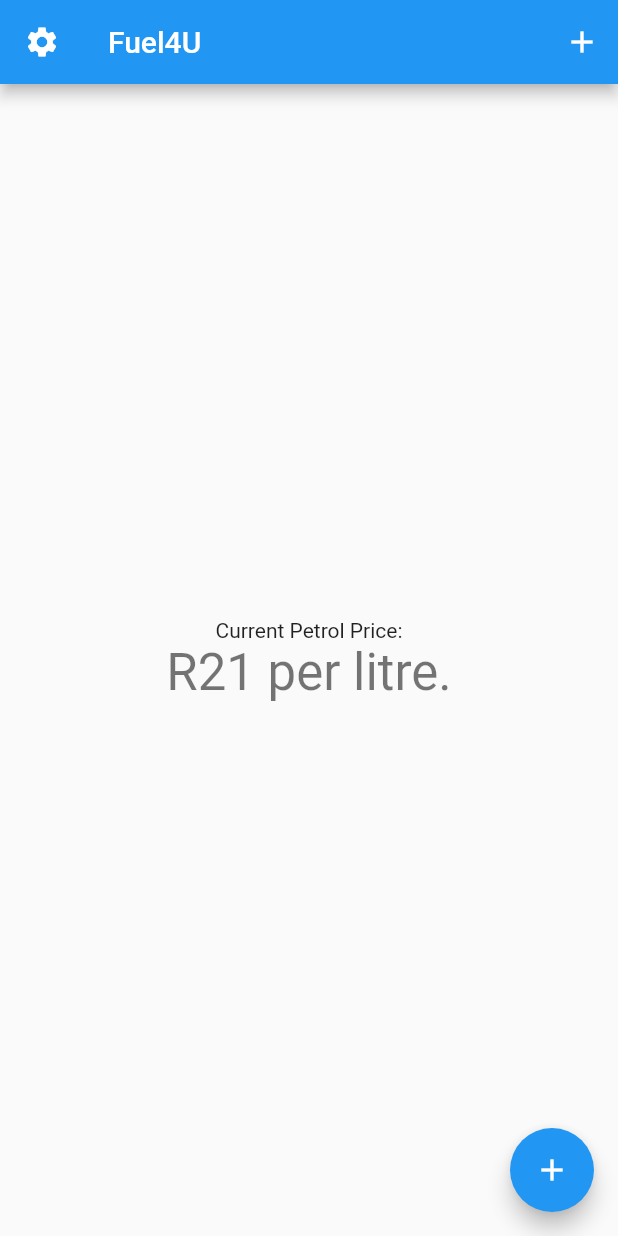
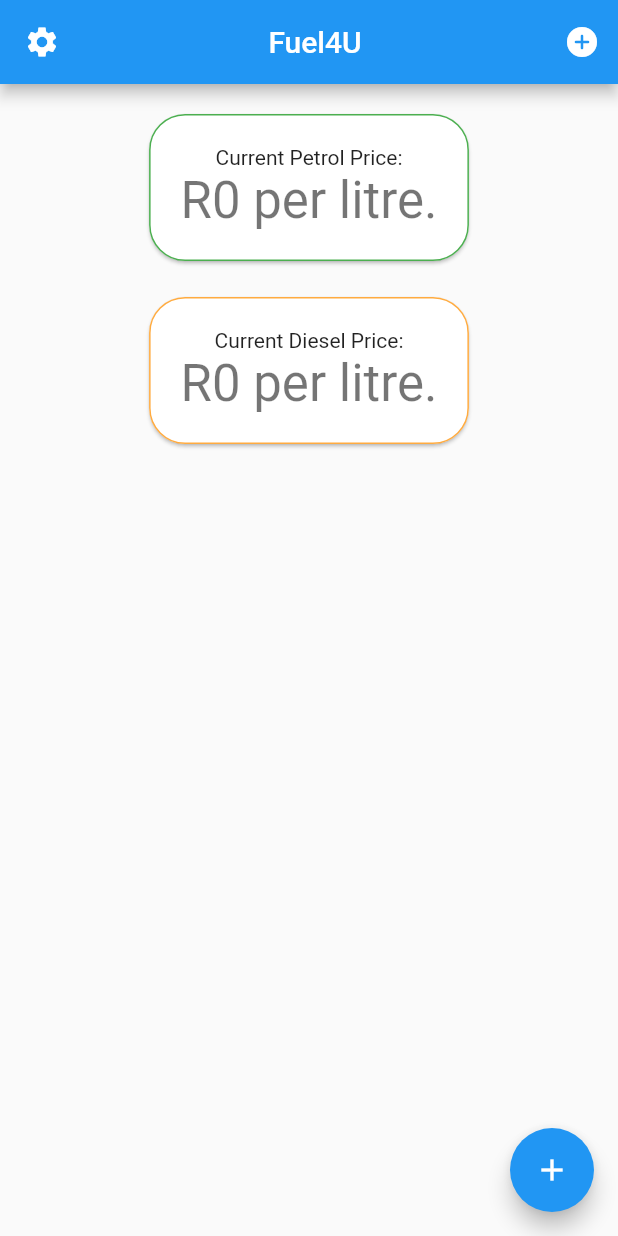
Before and after one commit to keanaido19/flutter-widgets, a Flutter app: the screen it shows after launch, on a phone screen of 412 x 824 dp. Run offline on Flutter 3.47's test engine with Material 2 defaults, Android fonts, the phone set to English and light mode, and no system bars.

Commit message:
Completed Exercise.

```diff
--- a/lib/main.dart
+++ b/lib/main.dart
@@ -13,6 +13,7 @@ class MyApp extends StatelessWidget {
   Widget build(BuildContext context) {
     return MaterialApp(
       title: 'Fuel App',
+      debugShowCheckedModeBanner: false,
       theme: ThemeData(
         primarySwatch: Colors.blue,
       ),
--- a/lib/pages/home.dart
+++ b/lib/pages/home.dart
@@ -10,11 +10,18 @@ class MyHomePage extends StatefulWidget {
 }
 
 class _MyHomePageState extends State<MyHomePage> {
-  int _petrolPricePerLitre = 21;
+  int _petrolPricePerLitre = 0;
+  int _dieselPricePerLitre = 0;
 
   void _incrementPetrolPrice() {
     setState(() {
       _petrolPricePerLitre++;
+    });
+  }
+
+  void _incrementDieselPrice() {
+    setState(() {
+      _dieselPricePerLitre++;
     });
   }
 
@@ -26,32 +33,98 @@ class _MyHomePageState extends State<MyHomePage> {
           icon: const Icon(Icons.settings),
           onPressed: () {},
         ),
-        title: Text(widget.title),
+        title: Center(
+          child: Text(widget.title)
+        ),
         actions: [
           IconButton(
-            icon: const Icon(Icons.add),
-            onPressed: () {},
+            icon: const Icon(Icons.add_circle_rounded),
+            tooltip: 'Increment Diesel Price',
+            onPressed: _incrementDieselPrice,
           )
         ],
       ),
       body: Center(
         child: Column(
-          mainAxisAlignment: MainAxisAlignment.center,
+          mainAxisAlignment: MainAxisAlignment.start,
+          children: <Widget>[
+            const Divider(
+              color: Colors.transparent,
+            ),
+            Card(
+              shape: RoundedRectangleBorder(
+                borderRadius: BorderRadius.circular(24.0),
+              ),
+              child: Container(
+                decoration: BoxDecoration(
+                  border: Border.all(width: 1, color: Colors.green),
+                  borderRadius: const BorderRadius.all(Radius.circular(24)),
+                ),
+                child: Padding(
+                  padding: const EdgeInsets.all(20),
+                  child: Column(
                       children: <Widget>[
                         const Text(
                           'Current Petrol Price:',
                         ),
+                        Row(
+                          mainAxisSize: MainAxisSize.min,
+                          children: <Widget>[
                             Text(
-              'R$_petrolPricePerLitre per litre.',
+                              'R',
+                              style: Theme.of(context).textTheme.headline4,
+                            ),
+                            Text(
+                              '$_petrolPricePerLitre',
+                              style: Theme.of(context).textTheme.headline4,
+                            ),
+                            Text(
+                              ' per litre.',
+                              style: Theme.of(context).textTheme.headline4,
+                            ),
+                          ],
+                        ),
+                      ]
+                  ),
+                ),
+              ),
+            ),
+            const Divider(
+              color: Colors.transparent,
+            ),
+            Card(
+              shape: RoundedRectangleBorder(
+                borderRadius: BorderRadius.circular(24.0),
+              ),
+              child: Container(
+                decoration: BoxDecoration(
+                  border: Border.all(width: 1, color: Colors.orangeAccent),
+                  borderRadius: const BorderRadius.all(Radius.circular(24)),
+                ),
+                child: Padding(
+                  padding: const EdgeInsets.all(20),
+                  child: Column(
+                      children: <Widget>[
+                        const Text(
+                          'Current Diesel Price:',
+                        ),
+                        Text(
+                          'R$_dieselPricePerLitre per litre.',
                           style: Theme
                               .of(context)
                               .textTheme
                               .headline4,
                         ),
+                      ]
+                  ),
+                ),
+              ),
+            ),
           ],
         ),
       ),
       floatingActionButton: FloatingActionButton(
+        key: const Key("petrolIncrementButton"),
         onPressed: _incrementPetrolPrice,
         tooltip: 'Increment Fuel Price',
         child: const Icon(Icons.add),
```
Lines whose indentation alone changed are shown as unchanged.
